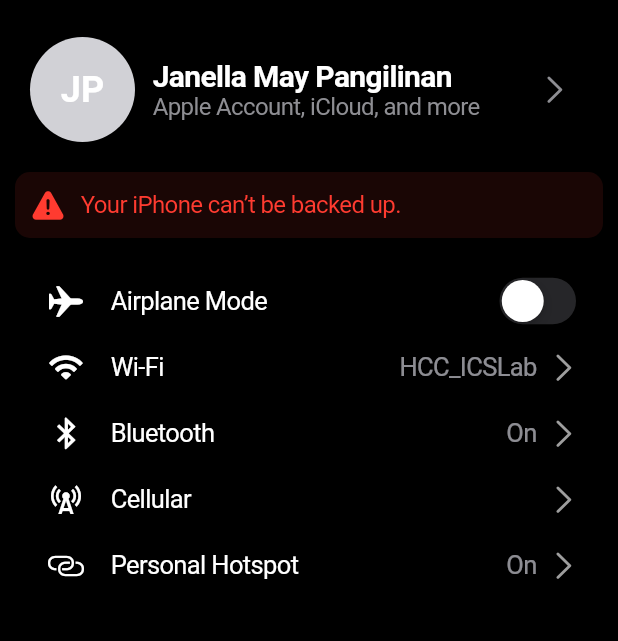
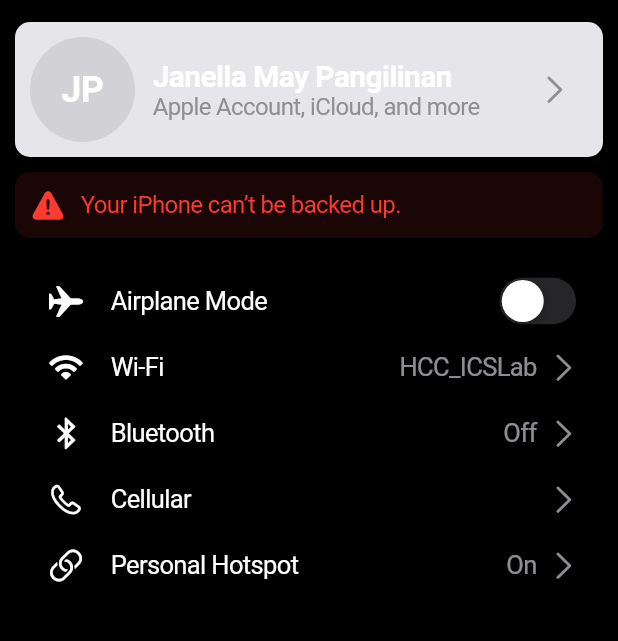
Before and after one commit to janella-may-pangilinan/Settings, a Flutter app: the screen it shows after launch, on a phone screen of 412 x 824 dp, the part 59-700 px from its top. Run offline on Flutter 3.47's test engine with Material 3 defaults, Android fonts, the phone set to English and light mode, and no system bars.

Commit message:
magat irish

```diff
--- a/lib/bluetooth_settings_page.dart
+++ b/lib/bluetooth_settings_page.dart
@@ -1,4 +1,6 @@
 import 'package:flutter/cupertino.dart';
+import 'package:flutter/material.dart';
+
 import 'dart:async';
 
 class BluetoothSettingsPage extends StatefulWidget {
--- a/lib/main.dart
+++ b/lib/main.dart
@@ -1,7 +1,6 @@
 import 'package:flutter/cupertino.dart';
-import 'package:flutter/material.dart';
 import 'wifi_settings_page.dart';
-
+import 'bluetooth_settings_page.dart';
 
 void main() => runApp(CupertinoApp(
   debugShowCheckedModeBanner: false,
@@ -19,6 +18,13 @@ class MyApp extends StatefulWidget {
 class _MyAppState extends State<MyApp> {
   bool airplaneMode = false;
   String selectedWiFi = "HCC_ICSLab"; // Default WiFi network
+  bool isBluetoothOn = false; // Track Bluetooth status
+
+  void updateBluetoothStatus(bool enabled) {
+    setState(() {
+      isBluetoothOn = enabled;
+    });
+  }
 
   @override
   Widget build(BuildContext context) {
@@ -48,14 +54,19 @@ class _MyAppState extends State<MyApp> {
     return Container(
       padding: EdgeInsets.all(10),
       decoration: BoxDecoration(
-        color: Colors.black54,
+        color: CupertinoColors.systemGrey5,
         borderRadius: BorderRadius.circular(10),
       ),
       child: Row(
         children: [
-          CircleAvatar(
-            radius: 35,
-            backgroundColor: CupertinoColors.systemGrey4,
+          Container(
+            width: 70,
+            height: 70,
+            decoration: BoxDecoration(
+              shape: BoxShape.circle,
+              color: CupertinoColors.systemGrey4,
+            ),
+            alignment: Alignment.center,
             child: Text("JP", style: TextStyle(fontSize: 24, fontWeight: FontWeight.bold, color: CupertinoColors.white)),
           ),
           const SizedBox(width: 12),
@@ -115,7 +126,7 @@ class _MyAppState extends State<MyApp> {
           title: Text('Wi-Fi'),
           additionalInfo: Text(selectedWiFi),
           leading: Icon(CupertinoIcons.wifi, color: CupertinoColors.white),
-          trailing: Icon(CupertinoIcons.chevron_right, color: Colors.grey),
+          trailing: Icon(CupertinoIcons.chevron_right, color: CupertinoColors.systemGrey),
           onTap: () {
             Navigator.push(
               context,
@@ -133,22 +144,31 @@ class _MyAppState extends State<MyApp> {
         ),
         CupertinoListTile(
           title: Text('Bluetooth'),
-          additionalInfo: Text('On'),
+          additionalInfo: Text(isBluetoothOn ? 'On' : 'Off'),
           leading: Icon(CupertinoIcons.bluetooth, color: CupertinoColors.white),
-          trailing: Icon(CupertinoIcons.chevron_right, color: Colors.grey),
-          onTap: () {},
+          trailing: Icon(CupertinoIcons.chevron_right, color: CupertinoColors.systemGrey),
+          onTap: () {
+            Navigator.push(
+              context,
+              CupertinoPageRoute(
+                builder: (context) => BluetoothSettingsPage(
+                  onBluetoothToggle: updateBluetoothStatus,
+                ),
+              ),
+            );
+          },
         ),
         CupertinoListTile(
           title: Text('Cellular'),
-          leading: Icon(Icons.cell_tower, color: CupertinoColors.white),
-          trailing: Icon(CupertinoIcons.chevron_right, color: Colors.grey),
+          leading: Icon(CupertinoIcons.phone, color: CupertinoColors.white),
+          trailing: Icon(CupertinoIcons.chevron_right, color: CupertinoColors.systemGrey),
           onTap: () {},
         ),
         CupertinoListTile(
           title: Text('Personal Hotspot'),
           additionalInfo: Text('On'),
-          leading: Icon(CupertinoIcons.personalhotspot, color: CupertinoColors.white),
-          trailing: Icon(CupertinoIcons.chevron_right, color: Colors.grey),
+          leading: Icon(CupertinoIcons.link, color: CupertinoColors.white),
+          trailing: Icon(CupertinoIcons.chevron_right, color: CupertinoColors.systemGrey),
           onTap: () {},
         ),
       ],
```
